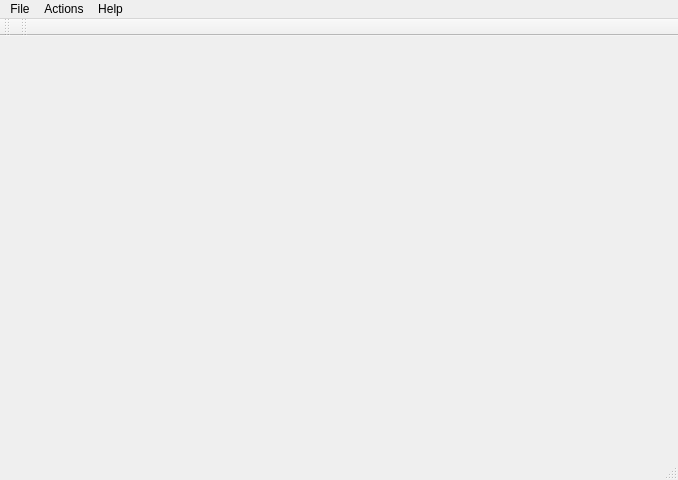
Old version of the form mainwindow.ui in the repository lolopasdugato/AvisOmatiCQt.
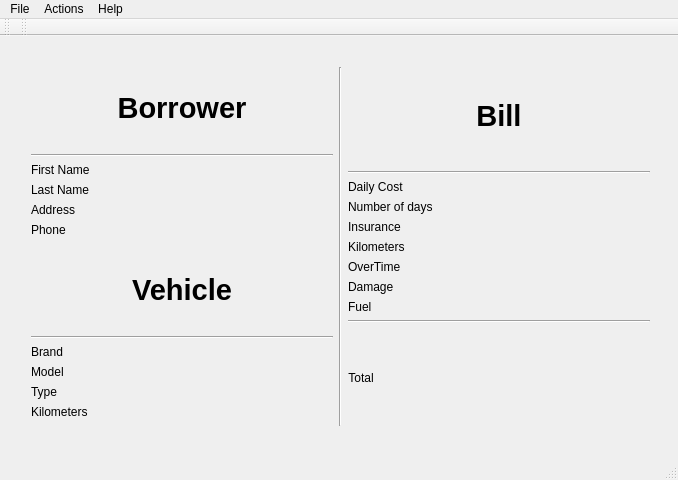
New version of the form. The open tabs and pages were chosen to show the change.

```diff
--- a/mainwindow.ui
+++ b/mainwindow.ui
@@ -54,7 +54,366 @@
       </layout>
      </widget>
     </widget>
-    <widget class="QWidget" name="pageBill"/>
+    <widget class="QWidget" name="pageBill">
+     <widget class="QWidget" name="horizontalLayoutWidget_3">
+      <property name="geometry">
+       <rect>
+        <x>10</x>
+        <y>10</y>
+        <width>641</width>
+        <height>381</height>
+       </rect>
+      </property>
+      <layout class="QHBoxLayout" name="horizontalLayout_7">
+       <item>
+        <layout class="QVBoxLayout" name="verticalLayout_8">
+         <item>
+          <widget class="QLabel" name="label_42">
+           <property name="font">
+            <font>
+             <pointsize>22</pointsize>
+             <weight>75</weight>
+             <bold>true</bold>
+            </font>
+           </property>
+           <property name="text">
+            <string>Borrower</string>
+           </property>
+           <property name="alignment">
+            <set>Qt::AlignCenter</set>
+           </property>
+          </widget>
+         </item>
+         <item>
+          <widget class="Line" name="line_21">
+           <property name="orientation">
+            <enum>Qt::Horizontal</enum>
+           </property>
+          </widget>
+         </item>
+         <item>
+          <layout class="QFormLayout" name="formLayout_9">
+           <property name="fieldGrowthPolicy">
+            <enum>QFormLayout::AllNonFixedFieldsGrow</enum>
+           </property>
+           <item row="0" column="0">
+            <widget class="QLabel" name="label_66">
+             <property name="text">
+              <string>First Name</string>
+             </property>
+            </widget>
+           </item>
+           <item row="0" column="1">
+            <widget class="QLabel" name="label_bill_fname">
+             <property name="text">
+              <string/>
+             </property>
+            </widget>
+           </item>
+           <item row="1" column="0">
+            <widget class="QLabel" name="label_68">
+             <property name="text">
+              <string>Last Name</string>
+             </property>
+            </widget>
+           </item>
+           <item row="1" column="1">
+            <widget class="QLabel" name="label_bill_lname">
+             <property name="text">
+              <string/>
+             </property>
+            </widget>
+           </item>
+           <item row="2" column="0">
+            <widget class="QLabel" name="label_70">
+             <property name="text">
+              <string>Address</string>
+             </property>
+            </widget>
+           </item>
+           <item row="2" column="1">
+            <widget class="QLabel" name="label_bill_add">
+             <property name="text">
+              <string/>
+             </property>
+            </widget>
+           </item>
+           <item row="3" column="0">
+            <widget class="QLabel" name="label_72">
+             <property name="text">
+              <string>Phone</string>
+             </property>
+            </widget>
+           </item>
+           <item row="3" column="1">
+            <widget class="QLabel" name="label_bill_phone">
+             <property name="text">
+              <string/>
+             </property>
+            </widget>
+           </item>
+          </layout>
+         </item>
+         <item>
+          <widget class="QLabel" name="label_44">
+           <property name="font">
+            <font>
+             <pointsize>22</pointsize>
+             <weight>75</weight>
+             <bold>true</bold>
+            </font>
+           </property>
+           <property name="text">
+            <string>Vehicle</string>
+           </property>
+           <property name="alignment">
+            <set>Qt::AlignCenter</set>
+           </property>
+          </widget>
+         </item>
+         <item>
+          <widget class="Line" name="line_22">
+           <property name="orientation">
+            <enum>Qt::Horizontal</enum>
+           </property>
+          </widget>
+         </item>
+         <item>
+          <layout class="QFormLayout" name="formLayout_10">
+           <item row="0" column="0">
+            <widget class="QLabel" name="label_74">
+             <property name="text">
+              <string>Brand</string>
+             </property>
+            </widget>
+           </item>
+           <item row="0" column="1">
+            <widget class="QLabel" name="label_bill_brand">
+             <property name="text">
+              <string/>
+             </property>
+            </widget>
+           </item>
+           <item row="1" column="0">
+            <widget class="QLabel" name="label_76">
+             <property name="text">
+              <string>Model</string>
+             </property>
+            </widget>
+           </item>
+           <item row="1" column="1">
+            <widget class="QLabel" name="label_bill_model">
+             <property name="text">
+              <string/>
+             </property>
+            </widget>
+           </item>
+           <item row="3" column="0">
+            <widget class="QLabel" name="label_78">
+             <property name="text">
+              <string>Kilometers</string>
+             </property>
+            </widget>
+           </item>
+           <item row="3" column="1">
+            <widget class="QLabel" name="label_bill_km">
+             <property name="text">
+              <string/>
+             </property>
+            </widget>
+           </item>
+           <item row="2" column="0">
+            <widget class="QLabel" name="label_80">
+             <property name="text">
+              <string>Type</string>
+             </property>
+            </widget>
+           </item>
+           <item row="2" column="1">
+            <widget class="QLabel" name="label_bill_type">
+             <property name="text">
+              <string/>
+             </property>
+            </widget>
+           </item>
+          </layout>
+         </item>
+        </layout>
+       </item>
+       <item>
+        <widget class="Line" name="line_20">
+         <property name="orientation">
+          <enum>Qt::Vertical</enum>
+         </property>
+        </widget>
+       </item>
+       <item>
+        <layout class="QVBoxLayout" name="verticalLayout_9">
+         <item>
+          <widget class="QLabel" name="label_46">
+           <property name="font">
+            <font>
+             <pointsize>22</pointsize>
+             <weight>75</weight>
+             <bold>true</bold>
+            </font>
+           </property>
+           <property name="text">
+            <string>Bill</string>
+           </property>
+           <property name="alignment">
+            <set>Qt::AlignCenter</set>
+           </property>
+          </widget>
+         </item>
+         <item>
+          <widget class="Line" name="line_23">
+           <property name="orientation">
+            <enum>Qt::Horizontal</enum>
+           </property>
+          </widget>
+         </item>
+         <item>
+          <layout class="QFormLayout" name="formLayout_11">
+           <item row="0" column="0">
+            <widget class="QLabel" name="label_52">
+             <property name="text">
+              <string>Daily Cost</string>
+             </property>
+            </widget>
+           </item>
+           <item row="0" column="1">
+            <widget class="QLabel" name="label_bill_dc">
+             <property name="text">
+              <string/>
+             </property>
+            </widget>
+           </item>
+           <item row="1" column="0">
+            <widget class="QLabel" name="label_54">
+             <property name="text">
+              <string>Number of days</string>
+             </property>
+            </widget>
+           </item>
+           <item row="1" column="1">
+            <widget class="QLabel" name="label_bill_nbod">
+             <property name="text">
+              <string/>
+             </property>
+            </widget>
+           </item>
+           <item row="2" column="0">
+            <widget class="QLabel" name="label_56">
+             <property name="text">
+              <string>Insurance</string>
+             </property>
+            </widget>
+           </item>
+           <item row="2" column="1">
+            <widget class="QLabel" name="label_bill_insu">
+             <property name="text">
+              <string/>
+             </property>
+            </widget>
+           </item>
+           <item row="4" column="0">
+            <widget class="QLabel" name="label_58">
+             <property name="text">
+              <string>OverTime</string>
+             </property>
+            </widget>
+           </item>
+           <item row="4" column="1">
+            <widget class="QLabel" name="label_bill_ot">
+             <property name="text">
+              <string/>
+             </property>
+            </widget>
+           </item>
+           <item row="5" column="0">
+            <widget class="QLabel" name="label_60">
+             <property name="text">
+              <string>Damage</string>
+             </property>
+            </widget>
+           </item>
+           <item row="5" column="1">
+            <widget class="QLabel" name="label_bill_dam">
+             <property name="text">
+              <string/>
+             </property>
+            </widget>
+           </item>
+           <item row="6" column="0">
+            <widget class="QLabel" name="label_62">
+             <property name="text">
+              <string>Fuel</string>
+             </property>
+            </widget>
+           </item>
+           <item row="6" column="1">
+            <widget class="QLabel" name="label_bill_fuel">
+             <property name="text">
+              <string/>
+             </property>
+            </widget>
+           </item>
+           <item row="3" column="0">
+            <widget class="QLabel" name="label_64">
+             <property name="text">
+              <string>Kilometers</string>
+             </property>
+            </widget>
+           </item>
+           <item row="3" column="1">
+            <widget class="QLabel" name="label_bill_kilo">
+             <property name="text">
+              <string/>
+             </property>
+            </widget>
+           </item>
+          </layout>
+         </item>
+         <item>
+          <widget class="Line" name="line_24">
+           <property name="orientation">
+            <enum>Qt::Horizontal</enum>
+           </property>
+          </widget>
+         </item>
+         <item>
+          <layout class="QFormLayout" name="formLayout_12">
+           <property name="labelAlignment">
+            <set>Qt::AlignCenter</set>
+           </property>
+           <property name="formAlignment">
+            <set>Qt::AlignCenter</set>
+           </property>
+           <item row="0" column="0">
+            <widget class="QLabel" name="label_48">
+             <property name="text">
+              <string>Total</string>
+             </property>
+             <property name="alignment">
+              <set>Qt::AlignCenter</set>
+             </property>
+            </widget>
+           </item>
+           <item row="0" column="1">
+            <widget class="QLabel" name="label_bill_tot">
+             <property name="text">
+              <string/>
+             </property>
+            </widget>
+           </item>
+          </layout>
+         </item>
+        </layout>
+       </item>
+      </layout>
+     </widget>
+    </widget>
     <widget class="QWidget" name="pageVehicleList">
      <widget class="QWidget" name="horizontalLayoutWidget_2">
       <property name="geometry">
```
Left out of the diff: 4 changed lines with no effect on the pictures.
